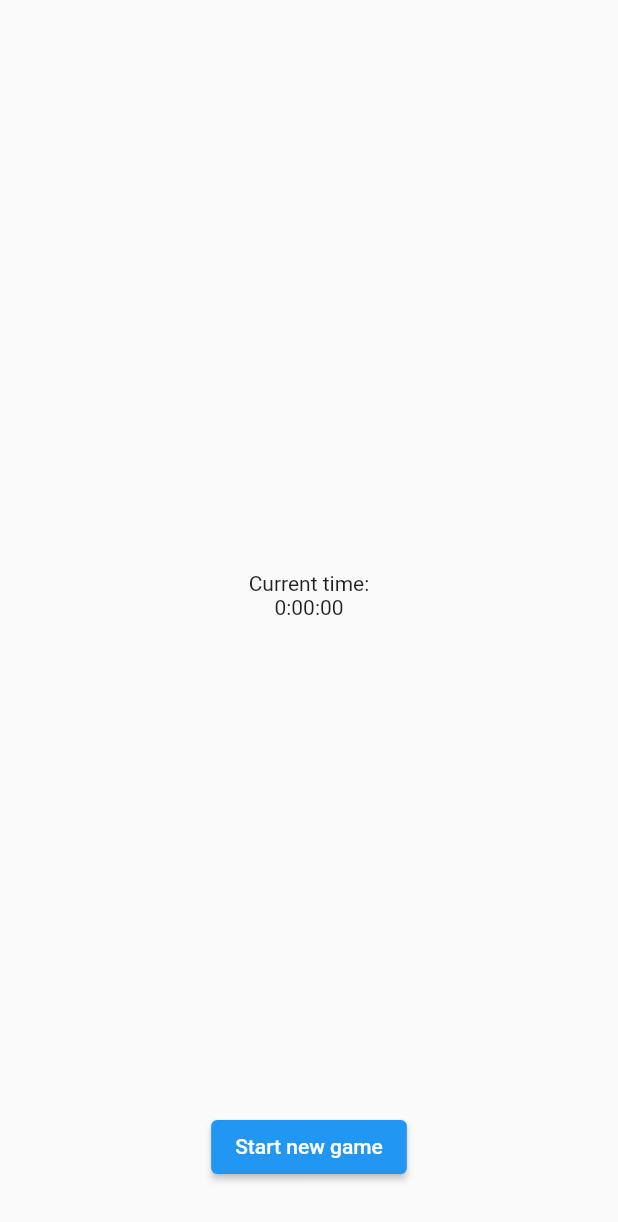
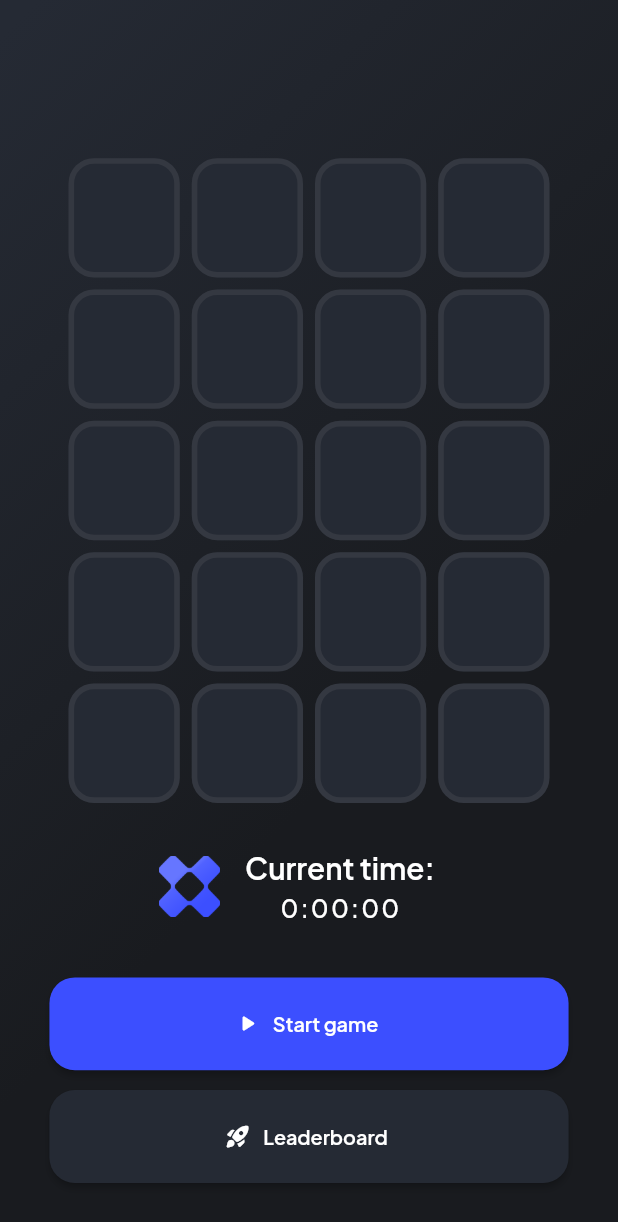
Before and after one commit to rscode77/memory_game_app, a Flutter app: the GameView screen opened by its route, on a phone screen of 412 x 824 dp. Shown: the top 1222 px of the screen. Run offline on Flutter 3.47's test engine with Material 2 defaults, Android fonts, the phone set to English and light mode, and no system bars; drawn by our look-alikes of flutter_animate; our stand-ins replace bloc, carousel_slider, equatable, flutter_bloc, flutter_neumorphic, flutter_screenutil and 2 more; missing offline and left inert: unique_identifier.

Commit message:
ui update

```diff
--- a/lib/config/constants.dart
+++ b/lib/config/constants.dart
@@ -1,11 +1,11 @@
 import 'package:flutter/material.dart';
 
-const Color blue = Color.fromARGB(255, 0, 112, 240);
 const Color fontDark = Color.fromARGB(255, 38, 42, 59);
 const Color black = Color.fromARGB(255, 0, 0, 0);
-const Color backgroundTop = Color.fromARGB(255, 39, 46, 48);
-const Color backgroundBottom = Color.fromARGB(255, 10, 10, 10);
-const Color gray = Color.fromARGB(255, 28, 32, 35);
-const Color darkGray = Color.fromARGB(255, 130, 136, 145);
-const Color green = Color.fromARGB(255, 43, 168, 76);
+const Color backgroundTop = Color.fromARGB(255, 37, 42, 52);
+const Color backgroundBottom = Color.fromARGB(255, 25, 27, 31);
+const Color gray = Color.fromARGB(255, 37, 42, 52);
+const Color lightGray = Color.fromARGB(255, 62, 65, 73);
+const Color darkGray = Color.fromARGB(255, 31, 39, 43);
+const Color blue = Color.fromARGB(255, 60, 79, 255);
 const Color darkGreen = Color.fromARGB(255, 0, 20, 0);
--- a/lib/config/routes.dart
+++ b/lib/config/routes.dart
@@ -1,9 +1,11 @@
 import 'package:flutter/material.dart';
 import 'package:memory_game_app/features/game/presentation/views/game_view.dart';
+import 'package:memory_game_app/features/game/presentation/views/leaderboard_view.dart';
 import 'package:memory_game_app/features/menu/presentation/views/menu_view.dart';
 
 const String splashScreenView = '/';
 const String gameView = '/game';
+const String leaderboardView = '/leaderBoard';
 
 Route<dynamic> controller(RouteSettings settings) {
   WidgetBuilder builder;
@@ -14,6 +16,9 @@ Route<dynamic> controller(RouteSettings settings) {
     case gameView:
       builder = (BuildContext _) => const GameView();
       break;
+    case leaderboardView:
+      builder = (BuildContext _) => const LeaderboardView();
+      break;
     default:
       throw ('Route does not exist');
   }
--- a/lib/features/game/presentation/blocs/game_bloc/game_bloc.dart
+++ b/lib/features/game/presentation/blocs/game_bloc/game_bloc.dart
@@ -3,14 +3,21 @@ import 'package:equatable/equatable.dart';
 import 'package:memory_game_app/features/game/data/repository/game_repository_impl.dart';
 
 import '../../../../../config/enums.dart';
+import '../../../../menu/data/entities/user.dart';
 
 part 'game_event.dart';
 part 'game_state.dart';
 
 class GameBloc extends Bloc<GameEvent, GameState> {
-  GameBloc() : super(const GameState(gameStatus: GameStatus.notInitiated, fields: [], uncoveredFields: [], checkedFields: [])) {
+  GameBloc()
+      : super(const GameState(gameStatus: GameStatus.notInitiated, fields: [], uncoveredFields: [], checkedFields: [], leaderBoard: [
+          User(id: 0, uniqueId: '', name: 'Spej', record: 50),
+          User(id: 0, uniqueId: '', name: 'Spej', record: 100),
+          User(id: 0, uniqueId: '', name: 'Spej', record: 200),
+          User(id: 0, uniqueId: '', name: 'Spej', record: 400),
+        ])) {
     on<InitNewGameEvent>((event, emit) {
-      List<int> fields = [1, 1, 2, 2, 3, 3, 4, 4, 5, 5, 6, 6, 7, 7, 8, 8, 9, 9, 10, 10];
+      List<int> fields = [1, 1, 2, 2, 3, 3, 4, 4, 5, 5, 6, 6, 7, 7, 8, 8, 9, 9, 0, 0];
       fields.shuffle();
       emit(state.copyWith(
         gameStatus: GameStatus.notInitiated,
--- a/lib/features/game/presentation/blocs/game_bloc/game_state.dart
+++ b/lib/features/game/presentation/blocs/game_bloc/game_state.dart
@@ -1,14 +1,17 @@
+// ignore_for_file: public_member_api_docs, sort_constructors_first
 part of 'game_bloc.dart';
 
 class GameState extends Equatable {
   final List<int> fields;
   final List<int> uncoveredFields;
   final List<int> checkedFields;
+  final List<User> leaderBoard;
   final GameStatus gameStatus;
   const GameState({
     required this.fields,
     required this.uncoveredFields,
     required this.checkedFields,
+    required this.leaderBoard,
     required this.gameStatus,
   });
 
@@ -26,6 +29,7 @@ class GameState extends Equatable {
       uncoveredFields: uncoveredFields ?? this.uncoveredFields,
       checkedFields: checkedFields ?? this.checkedFields,
       gameStatus: gameStatus ?? this.gameStatus,
+      leaderBoard: [],
     );
   }
 }
--- a/lib/features/game/presentation/views/game_view.dart
+++ b/lib/features/game/presentation/views/game_view.dart
@@ -1,9 +1,13 @@
 import 'package:flutter/material.dart';
+import 'package:flutter_animate/flutter_animate.dart';
 import 'package:flutter_bloc/flutter_bloc.dart';
 import 'package:flutter_screenutil/flutter_screenutil.dart';
 import 'package:gap/gap.dart';
 import 'package:memory_game_app/config/enums.dart';
+import 'package:memory_game_app/config/routes.dart';
 
+import '../../../../config/constants.dart';
+import '../../../menu/presentation/widget/custom_button_widget.dart';
 import '../blocs/game_bloc/game_bloc.dart';
 import '../blocs/timer_cubit/timer_cubit.dart';
 import '../widgets/game_fields.dart';
@@ -14,13 +18,22 @@ class GameView extends StatelessWidget {
   @override
   Widget build(BuildContext context) {
     return Scaffold(
-      body: SafeArea(
-        child: SizedBox(
+      backgroundColor: Colors.transparent,
+      body: Container(
+        padding: EdgeInsets.symmetric(horizontal: 40.w),
+        decoration: const BoxDecoration(
+          gradient: LinearGradient(
+            colors: [backgroundTop, backgroundBottom],
+            stops: [0.03, 0.9],
+            begin: Alignment.topLeft,
+            end: Alignment.centerRight,
+          ),
+        ),
         width: double.infinity,
         child: Column(
           mainAxisAlignment: MainAxisAlignment.center,
           children: [
-              Spacer(),
+            const Spacer(),
             //game fields
             BlocBuilder<GameBloc, GameState>(
               builder: (context, gameState) {
@@ -29,32 +42,69 @@ class GameView extends StatelessWidget {
                   context.read<GameBloc>().add(const ChangeGameStatusEvent(gameStatus: GameStatus.finished));
                   context.read<GameBloc>().add(UpdateUserRecord(record: context.read<TimerCubit>().state));
                 }
-                  return gameState.fields.isEmpty ? Container() : GameFields(gameState: gameState);
+                return GameFields(gameState: gameState);
               },
             ),
-              Gap(60.h),
+            Gap(30.h),
             //timer
             BlocBuilder<TimerCubit, int>(
               builder: (context, timerState) {
                 return Column(
                   children: [
-                      Text('Current time:'),
-                      Text(formatedTime(timerState)),
+                    Row(
+                      mainAxisAlignment: MainAxisAlignment.center,
+                      children: [
+                        SizedBox(
+                          height: 50.h,
+                          width: 50.w,
+                          child: Image.asset('assets/images/memory_logo.png')
+                              .animate(
+                                onPlay: (controller) => controller.repeat(
+                                  period: const Duration(milliseconds: 5000),
+                                ),
+                              )
+                              .shake(),
+                        ),
+                        Gap(20.w),
+                        Column(
+                          children: [
+                            Text(
+                              'Current time:',
+                              style: Theme.of(context).textTheme.labelMedium,
+                            ),
+                            Gap(5.h),
+                            Text(
+                              formatedTime(timerState),
+                              style: Theme.of(context).textTheme.labelSmall,
+                            ),
+                          ],
+                        ),
+                        Gap(20.w),
+                      ],
+                    ),
                   ],
                 );
               },
             ),
-              Spacer(),
-              ElevatedButton(
+            Gap(40.h),
+            CustomButton(
+              color: blue,
+              icon: Icons.play_arrow_rounded,
+              text: 'Start game',
               onPressed: () {
                 context.read<GameBloc>().add(InitNewGameEvent());
                 context.read<TimerCubit>().start();
               },
-                child: Text('Start new game'),
+            ),
+            Gap(15.h),
+            CustomButton(
+              color: gray,
+              icon: Icons.rocket_launch_rounded,
+              text: 'Leaderboard',
+              onPressed: () => Navigator.pushNamed(context, leaderboardView),
             ),
             Gap(40.h),
           ],
-          ),
         ),
       ),
     );
--- a/lib/features/game/presentation/widgets/field_widget.dart
+++ b/lib/features/game/presentation/widgets/field_widget.dart
@@ -21,38 +21,26 @@ class FieldWidget extends StatefulWidget {
 class _FieldWidgetState extends State<FieldWidget> {
   @override
   Widget build(BuildContext context) {
-    return Container(
-      height: 90.h,
-      width: 90.w,
-      margin: const EdgeInsets.all(4),
-      decoration: BoxDecoration(
-        borderRadius: BorderRadius.circular(8),
-      ),
-      child: NeumorphicButton(
-        style: widget.uncovered ? coveredStyle() : uncoveredStyle(),
-        onPressed: widget.onPressed,
+    return InkWell(
+      onTap: widget.onPressed,
+      child: Container(
+        height: 90.h,
+        width: 90.w,
+        margin: const EdgeInsets.all(4),
+        decoration: BoxDecoration(
+          borderRadius: BorderRadius.circular(17),
+          color: widget.uncovered ? blue : gray,
+          border: Border.all(width: 4.5.sp, color: widget.uncovered ? Colors.transparent : lightGray.withOpacity(0.6)),
+        ),
         child: Center(
-          child: widget.uncovered ? Text('${widget.index}') : null,
+          child: widget.uncovered
+              ? Text(
+                  '${widget.index}',
+                  style: Theme.of(context).textTheme.titleMedium,
+                )
+              : null,
         ),
       ),
     );
   }
-
-  NeumorphicStyle? uncoveredStyle() {
-    return const NeumorphicStyle(
-      shape: NeumorphicShape.concave,
-      depth: 2,
-      lightSource: LightSource.topLeft,
-      color: Colors.white,
-    );
-  }
-
-  NeumorphicStyle? coveredStyle() {
-    return const NeumorphicStyle(
-      shape: NeumorphicShape.concave,
-      depth: 2,
-      lightSource: LightSource.topLeft,
-      color: blue,
-    );
-  }
 }
--- a/lib/features/game/presentation/widgets/game_fields.dart
+++ b/lib/features/game/presentation/widgets/game_fields.dart
@@ -22,10 +22,12 @@ class GameFields extends StatelessWidget {
           children: List.generate(
             4,
             (i) => FieldWidget(
-              index: gameState.fields[r * 4 + i],
+              index: gameState.fields.isEmpty ? 0 : gameState.fields[r * 4 + i],
               uncovered: gameState.uncoveredFields.contains(r * 4 + i) || gameState.checkedFields.contains(r * 4 + i),
               onPressed: () {
-                context.read<GameBloc>().add(CheckFieldEvent(field: r * 4 + i));
+                if (gameState.fields.isNotEmpty) {
+                  context.read<GameBloc>().add(CheckFieldEvent(field: r * 4 + i));
+                }
               },
             ),
           ),
--- a/lib/features/menu/presentation/widget/custom_button.dart
+++ b/lib/features/menu/presentation/widget/custom_button_widget.dart
@@ -1,3 +1,4 @@
+// ignore_for_file: public_member_api_docs, sort_constructors_first
 import 'package:flutter/material.dart';
 import 'package:flutter_screenutil/flutter_screenutil.dart';
 
@@ -5,27 +6,34 @@ import '../../../../config/constants.dart';
 
 class CustomButton extends StatelessWidget {
   final Function()? onPressed;
+  final IconData icon;
+  final String text;
+  final Color color;
+
   const CustomButton({
     Key? key,
     required this.onPressed,
+    required this.icon,
+    required this.text,
+    required this.color,
   }) : super(key: key);
 
   @override
   Widget build(BuildContext context) {
     return SizedBox(
-      height: 60.h,
+      height: 70.h,
       width: double.infinity,
       child: ElevatedButton.icon(
         style: ElevatedButton.styleFrom(
-          backgroundColor: green,
+          backgroundColor: color,
           shape: RoundedRectangleBorder(borderRadius: BorderRadius.circular(17)),
         ),
         onPressed: onPressed,
-        icon: const Icon(
-          Icons.start_rounded,
+        icon: Icon(
+          icon,
           size: 18,
         ),
-        label: Text('Login', style: Theme.of(context).textTheme.displayLarge),
+        label: Text(text, style: Theme.of(context).textTheme.displayLarge),
       ),
     );
   }
```
Also changed, not shown: lib/features/game/presentation/views/leaderboard_view.dart (added, +108 -0 lines), lib/features/menu/presentation/views/menu_view.dart (+45 -32 lines), lib/features/menu/presentation/widget/custom_textfield_widget.dart (renamed from lib/features/menu/presentation/widget/custom_textfield.dart, +5 -4 lines), lib/features/menu/presentation/widget/loading_widget.dart (+13 -1 lines), lib/features/menu/presentation/widget/logo_text_widget.dart (added, +26 -0 lines), lib/features/menu/presentation/widget/logo_widget.dart (added, +85 -0 lines), lib/features/menu/presentation/widget/text_carousel_widget.dart (added, +87 -0 lines), lib/main.dart (+32 -2 lines), pubspec.yaml (+1 -18 lines), assets/images/man.png (deleted), assets/images/memory_logo.png, assets/images/woman.png (deleted), pubspec.lock, 2 other files. Lines whose indentation alone changed are shown as unchanged.
